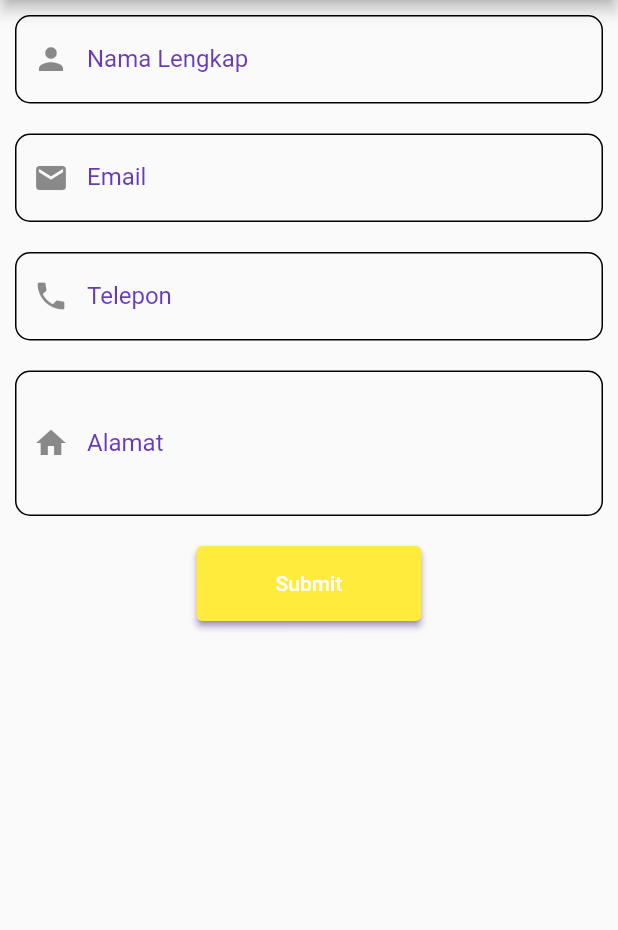
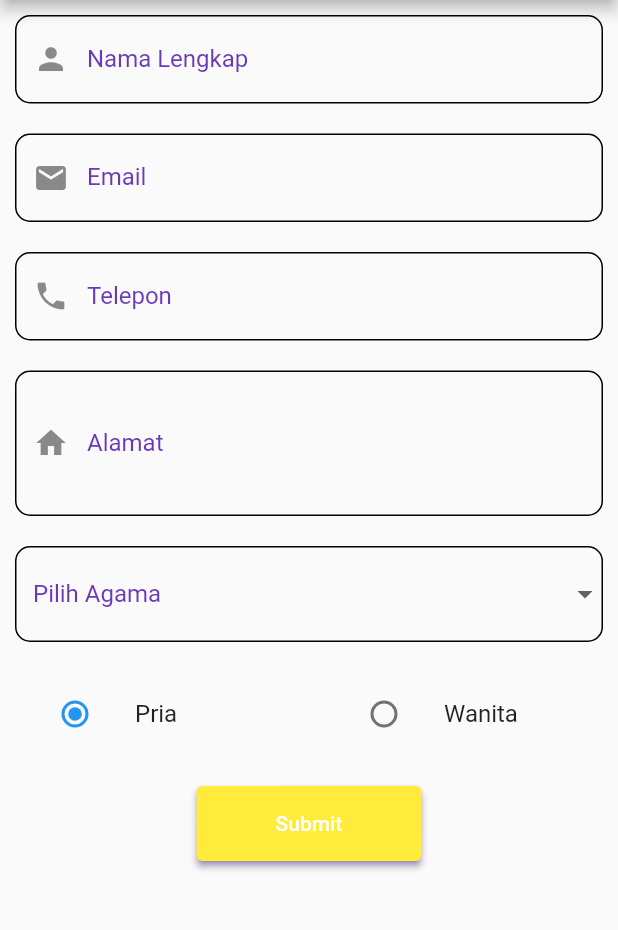
Before and after one commit to yozzylazzy/flutter_validation_passdata_form, a Flutter app: the screen it shows after launch, on a phone screen of 412 x 824 dp, the part 105-1035 px from its top. Run offline on Flutter 3.47's test engine with Material 2 defaults, Android fonts, the phone set to English and light mode, and no system bars; missing offline and left inert: dart:html.

Commit message:
Update Register Form Validation fixing error

```diff
--- a/lib/register_form.dart
+++ b/lib/register_form.dart
@@ -1,5 +1,8 @@
+import 'dart:html';
+
 import 'package:flutter/material.dart';
 
+enum Gender{Pria, Wanita}
 //create register form statefull
 class RegisterFormStatefull extends StatefulWidget {
   const RegisterFormStatefull({Key? key}) : super(key: key);
@@ -9,7 +12,9 @@ class RegisterFormStatefull extends StatefulWidget {
 }
 
 class _RegisterFormStatefullState extends State<RegisterFormStatefull> {
+  Gender? _gender = Gender.Pria;
   final GlobalKey<FormState> _keyform = GlobalKey<FormState>();
+  String selectedAgama = '';
   TextEditingController namalengkap = TextEditingController();
   //
   @override
@@ -121,6 +126,68 @@ class _RegisterFormStatefullState extends State<RegisterFormStatefull> {
                     ),
                   ),
                   SizedBox(height: 20,),
+                  DropdownButtonFormField<String>(
+                    isExpanded: true,
+                    //controller: ,
+                    validator: (value) => value ==null ? 'Agama Harus Dipilih' : null,
+                      items: <String>['Katolik', 'Kristen', 'Islam', 'Budha', 'Hindu'].map((String value)
+                          {
+                            return DropdownMenuItem<String>(
+                                value: value,
+                                child: Text(value),
+                            );
+                          }).toList(),
+                      onChanged: (value){
+                        setState(() {
+                          selectedAgama = value!;
+                        });
+                      },
+                    decoration: InputDecoration(
+                      labelText: 'Pilih Agama',
+                      labelStyle: TextStyle(
+                        color: Colors.deepPurple,
+                      ),
+                      //prefixIcon: Icon(Icons.home),
+                      enabledBorder: OutlineInputBorder(
+                        borderRadius: BorderRadius.circular(10),
+                      ),
+                    ),
+                  ),
+                  SizedBox(height: 20,),
+                  Row(
+                    children: [
+                      Flexible(
+                        child: ListTile(
+                            title: const Text("Pria"),
+                            leading: Radio<Gender>(
+                              value: Gender.Pria,
+                              groupValue: _gender,
+                              onChanged: (Gender? value){
+                                setState(() {
+                                  _gender = value;
+                                });
+                              },
+                            ),
+                          ),
+                      ),
+                      SizedBox(width: 20,),
+                      Flexible(
+                        child: ListTile(
+                          title: const Text("Wanita"),
+                          leading: Radio<Gender>(
+                            value: Gender.Wanita,
+                            groupValue: _gender,
+                            onChanged: (Gender? value){
+                              setState(() {
+                                _gender = value;
+                              });
+                            },
+                          ),
+                        ),
+                      ),
+                    ],
+                  ),
+                  SizedBox(height: 20,),
                   ElevatedButton(
                     onPressed: (){
                       //memanggil method validate dari keyform dengan currentState (bisa banyak currentCOntext, dll)
```
